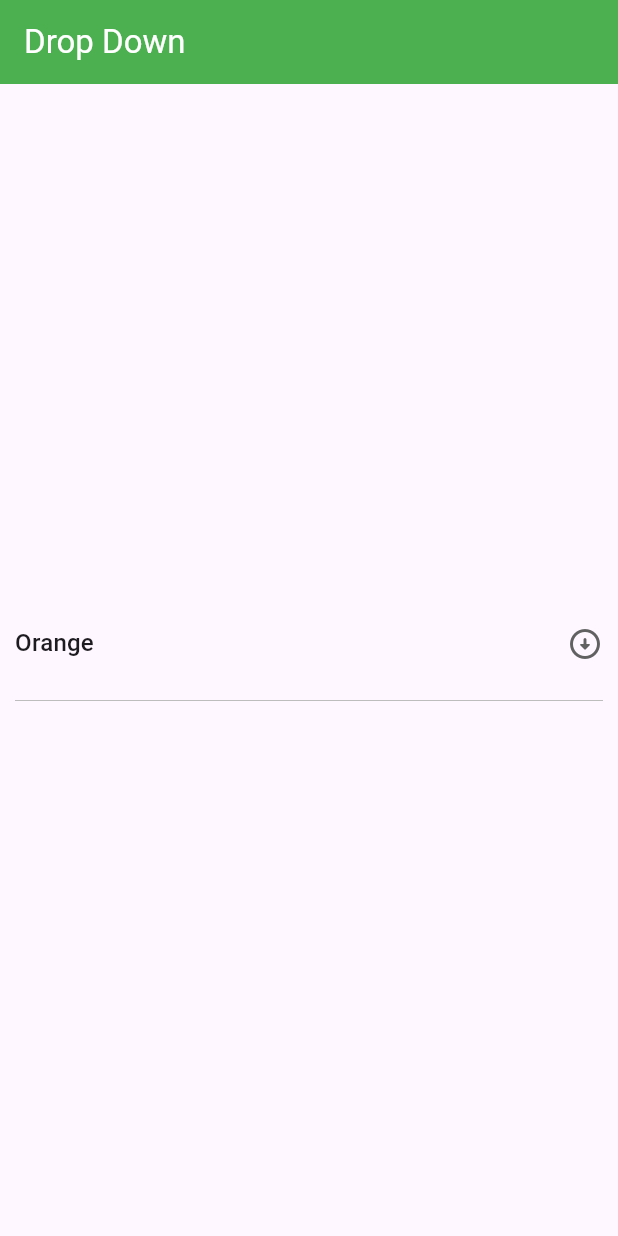
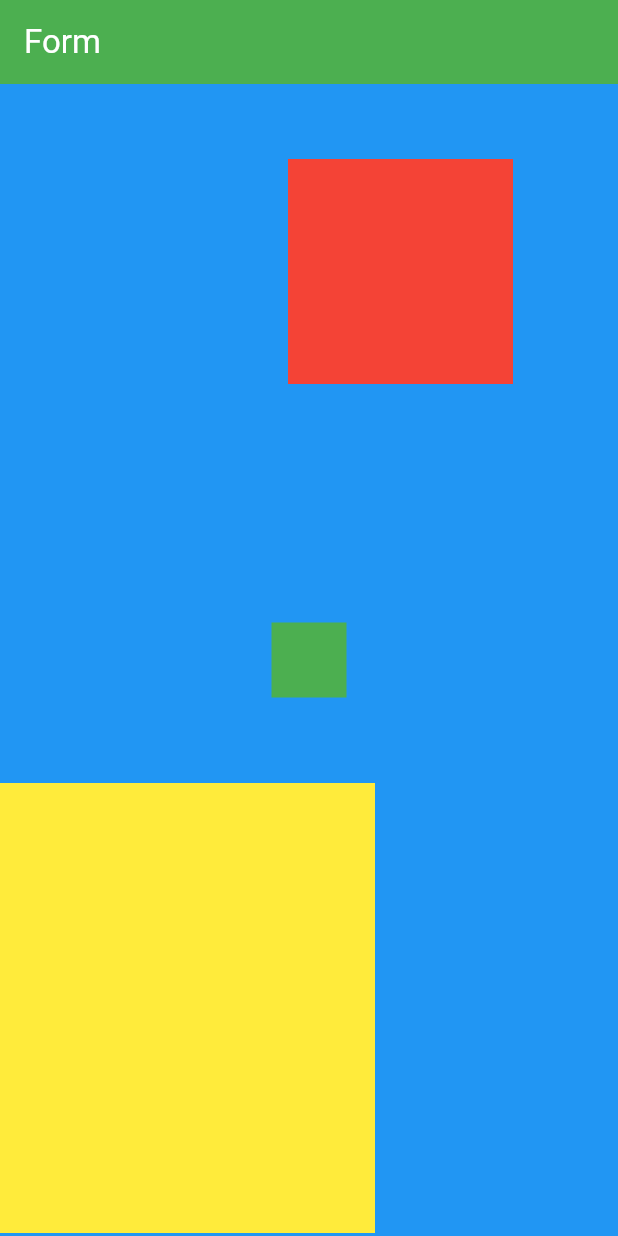
Before and after one commit to enankhan23/Flutter_basics, a Flutter app: the screen it shows after launch, on a phone screen of 412 x 824 dp. Run offline on Flutter 3.47's test engine with Material 3 defaults, Android fonts, the phone set to English and light mode, and no system bars; our stand-ins replace animated_text_kit.

Commit message:
Stack Widget

```diff
--- a/lib/main.dart
+++ b/lib/main.dart
@@ -7,10 +7,12 @@ import 'package:first_project/widgets/container_sized.dart';
 import 'package:first_project/widgets/dismissible.dart';
 import 'package:first_project/widgets/drawer.dart';
 import 'package:first_project/widgets/dropdown.dart';
+import 'package:first_project/widgets/form.dart';
 import 'package:first_project/widgets/image.dart';
 import 'package:first_project/widgets/list_grid.dart';
 import 'package:first_project/widgets/rowscols.dart';
 import 'package:first_project/widgets/snackbar.dart';
+import 'package:first_project/widgets/stack.dart';
 import 'package:flutter/material.dart';
 
 
@@ -25,7 +27,7 @@ class MyApp extends StatelessWidget {
       debugShowCheckedModeBanner:false ,
       theme: ThemeData(
         brightness: Brightness.light, primaryColor: Colors.green),
-      home:DropDownWidget(),
+      home:StackWidget(),
     );
   }
 }
--- /dev/null
+++ b/lib/widgets/stack.dart
@@ -0,0 +1,49 @@
+import 'package:flutter/material.dart';
+
+class StackWidget extends StatelessWidget {
+  const StackWidget({super.key});
+
+  @override
+  Widget build(BuildContext context) {
+    return Scaffold(
+      appBar: AppBar(
+        title: Text(
+          'Form',
+          style: TextStyle(color: Colors.white),
+        ),
+        backgroundColor: Theme.of(context).primaryColor,
+      ),
+      body: Container(
+        color: Colors.blue,
+        child: Center(
+          child: Stack(
+            children: [
+              Positioned(
+                  bottom: 2,
+                  left: -50,
+                  child: Container(
+                height: 300,
+                width: 300,
+                color: Colors.yellow,
+              )),
+              Positioned(
+                  top: 50,
+                  right: 70,
+                  child: Container(
+                height: 150,
+                width: 150,
+                color: Colors.red,
+              )),
+              Center(
+                  child: Container(
+                height: 50,
+                width: 50,
+                color: Colors.green,
+              )),
+            ],
+          ),
+        ),
+      ),
+    );
+  }
+}
```
Also changed, not shown: lib/widgets/form.dart (added, +119 -0 lines).
